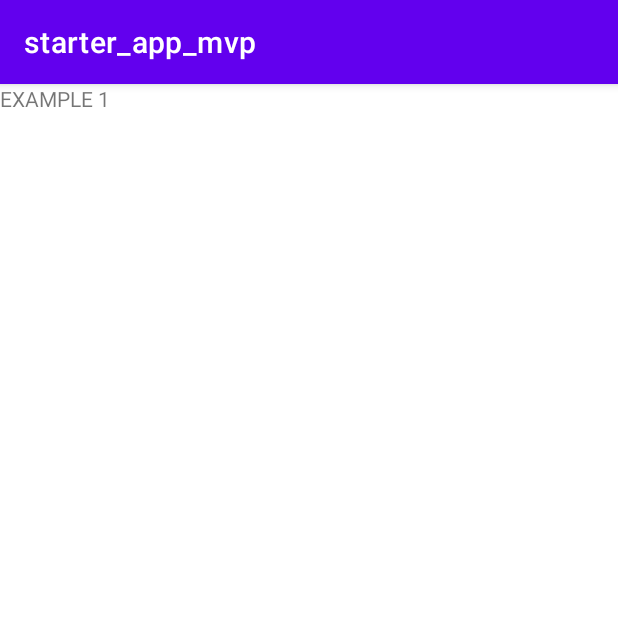
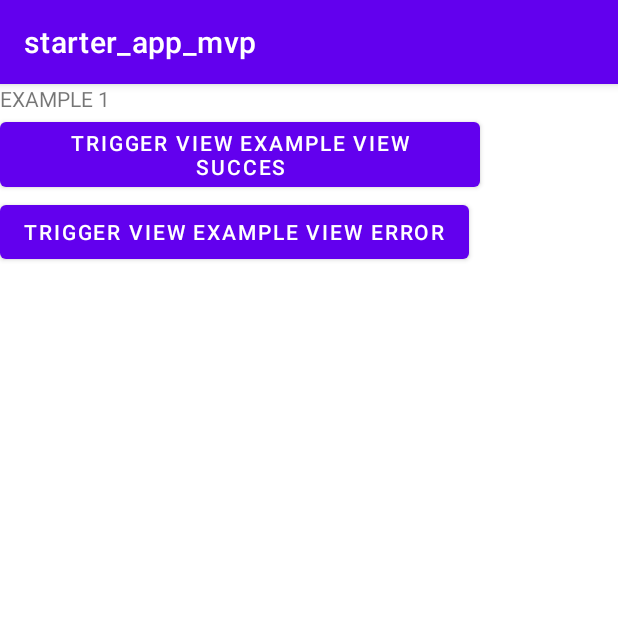
Before and after one commit to fadlurahmanf/starter_app_mvp, an Android app: the screen it shows after launch (ExampleActivity1), on a phone screen of 412 x 824 dp, the top half of it. Run offline under Robolectric (Android 15) with nearby library versions, the phone set to English and light mode, and no system bars; our stand-ins replace Dagger/Hilt's generated code; 3 statements that could not run were skipped.

Commit message:
add logic to example activity

```diff
--- a/app/src/main/java/com/fadlurahmanf/starter_app_mvp/example/ExampleActivity1.kt
+++ b/app/src/main/java/com/fadlurahmanf/starter_app_mvp/example/ExampleActivity1.kt
@@ -1,14 +1,11 @@
 package com.fadlurahmanf.starter_app_mvp.example
 
 import android.app.Activity
-import androidx.appcompat.app.AppCompatActivity
-import android.os.Bundle
-import com.fadlurahmanf.starter_app_mvp.R
-import com.fadlurahmanf.starter_app_mvp.base.BaseActivity
 import com.fadlurahmanf.starter_app_mvp.base.BaseMvpActivity
 import com.fadlurahmanf.starter_app_mvp.databinding.ActivityExample1Binding
 import dagger.android.AndroidInjection
 import org.jetbrains.anko.startActivity
+import org.jetbrains.anko.toast
 import javax.inject.Inject
 
 // TODO: 30/09/2021 EXAMPLE ACTIVITY FOR BASE ACTIVITY
@@ -34,6 +31,13 @@ class ExampleActivity1 : BaseMvpActivity<ExampleActivity1Presenter>(), ExampleAc
     }
 
     override fun setup() {
+        binding.button1.setOnClickListener {
+            presenter.setExampleViewSuccess()
+        }
+
+        binding.button2.setOnClickListener {
+            presenter.setExampleViewError()
+        }
     }
 
 
@@ -42,10 +46,10 @@ class ExampleActivity1 : BaseMvpActivity<ExampleActivity1Presenter>(), ExampleAc
     }
 
     override fun exampleViewSuccess() {
-//        TODO("Not yet implemented")
+        toast("EXAMPLE VIEW SUCCESS")
     }
 
     override fun exampleViewError() {
-//        TODO("Not yet implemented")
+        toast("EXAMPLE VIEW ERROR")
     }
 }
--- a/app/src/main/java/com/fadlurahmanf/starter_app_mvp/example/ExampleActivity1Contract.kt
+++ b/app/src/main/java/com/fadlurahmanf/starter_app_mvp/example/ExampleActivity1Contract.kt
@@ -8,6 +8,7 @@ interface ExampleActivity1Contract {
         fun exampleViewError()
     }
     interface Presenter{
-        fun examplePresenter1()
+        fun setExampleViewSuccess()
+        fun setExampleViewError()
     }
 }
--- a/app/src/main/res/layout/activity_example1.xml
+++ b/app/src/main/res/layout/activity_example1.xml
@@ -10,7 +10,24 @@
         android:layout_width="wrap_content"
         android:layout_height="wrap_content"
         android:text="EXAMPLE 1"
+        android:id="@+id/title"
         app:layout_constraintTop_toTopOf="parent"
         app:layout_constraintLeft_toLeftOf="parent"/>
 
+    <Button
+        android:layout_width="wrap_content"
+        android:layout_height="wrap_content"
+        app:layout_constraintTop_toBottomOf="@id/title"
+        app:layout_constraintLeft_toLeftOf="parent"
+        android:id="@+id/button1"
+        android:text="trigger view example view succes"/>
+
+    <Button
+        android:layout_width="wrap_content"
+        android:layout_height="wrap_content"
+        app:layout_constraintTop_toBottomOf="@id/button1"
+        app:layout_constraintLeft_toLeftOf="parent"
+        android:id="@+id/button2"
+        android:text="trigger view example view error"/>
+
 </androidx.constraintlayout.widget.ConstraintLayout>
```
Also changed, not shown: app/src/main/java/com/fadlurahmanf/starter_app_mvp/example/ExampleActivity1Presenter.kt (+6 -2 lines).
